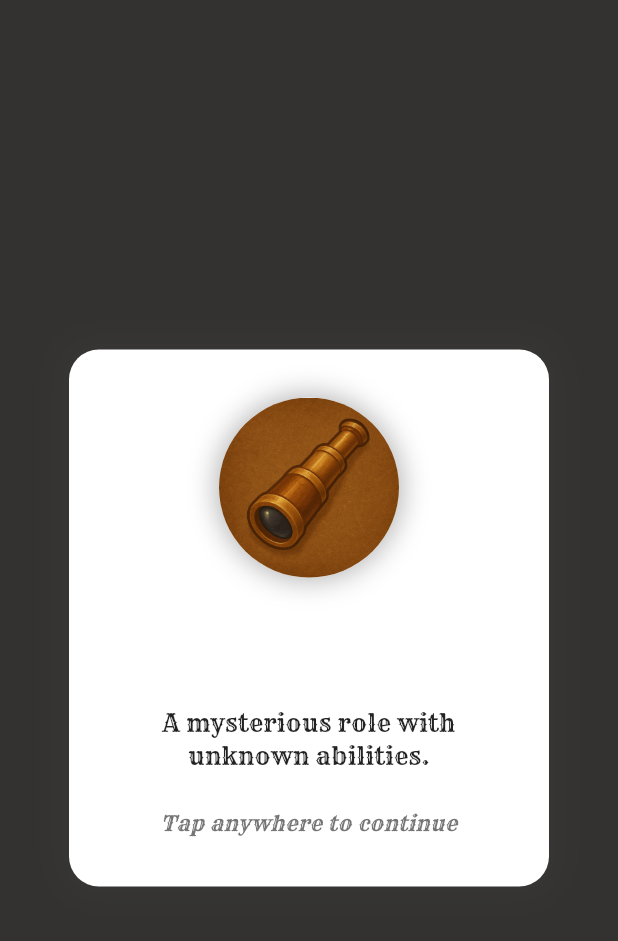
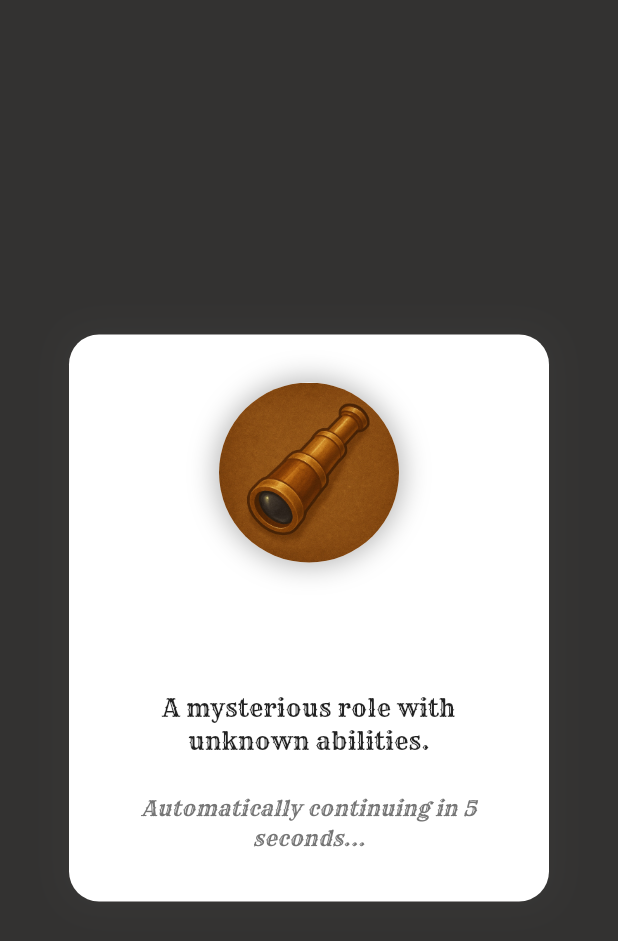
Before and after one commit to cihatemrevrds/noondaygame, a Flutter app: the RoleRevealPopup widget shown alone on an empty page, opened directly with empty values, on a phone screen of 412 x 824 dp. Shown: the top 941 px of the screen. Run offline on Flutter 3.47's test engine with Material 3 defaults, Android fonts, the phone set to English and light mode, and no system bars; our stand-ins replace cloud_firestore, firebase_auth, firebase_core; accounts and stored records are empty.

Commit message:
role reveal

```diff
--- a/lib/widgets/role_reveal_popup.dart
+++ b/lib/widgets/role_reveal_popup.dart
@@ -42,7 +42,8 @@ class _RoleRevealPopupState extends State<RoleRevealPopup>
     // Create animations
     _scaleAnimation = Tween<double>(begin: 0.0, end: 1.0).animate(
       CurvedAnimation(parent: _scaleController, curve: Curves.elasticOut),
-    );    _fadeAnimation = Tween<double>(
+    );
+    _fadeAnimation = Tween<double>(
       begin: 0.0,
       end: 1.0,
     ).animate(CurvedAnimation(parent: _fadeController, curve: Curves.easeIn));
@@ -99,7 +100,6 @@ class _RoleRevealPopupState extends State<RoleRevealPopup>
     }
   }
 
-
   String _getRoleDescription(String role) {
     switch (role) {
       case 'Doctor':
@@ -124,15 +124,16 @@ class _RoleRevealPopupState extends State<RoleRevealPopup>
         return 'A mysterious role with unknown abilities.';
     }
   }
+
   @override
   Widget build(BuildContext context) {
     final roleColor = _getRoleColor(widget.roleName);
     final roleDescription = _getRoleDescription(widget.roleName);
 
-    return Material(
-      color: Colors.black.withOpacity(0.8),
-      child: GestureDetector(
-        onTap: _closePopup,
+    return PopScope(
+      canPop: false, // Prevent back button dismissal
+      child: Material(
+        color: Colors.black.withOpacity(0.8),
         child: Center(
           child: AnimatedBuilder(
             animation: Listenable.merge([_scaleAnimation, _fadeAnimation]),
@@ -157,7 +158,8 @@ class _RoleRevealPopupState extends State<RoleRevealPopup>
                     ),
                     child: Column(
                       mainAxisSize: MainAxisSize.min,
-                      children: [                        // Role Icon
+                      children: [
+                        // Role Icon
                         Container(
                           width: 120,
                           height: 120,
@@ -207,9 +209,9 @@ class _RoleRevealPopupState extends State<RoleRevealPopup>
 
                         const SizedBox(height: 24),
 
-                        // Tap to close hint
+                        // Auto-close countdown hint
                         Text(
-                          'Tap anywhere to continue',
+                          'Automatically continuing in 5 seconds...',
                           style: TextStyle(
                             fontSize: 14,
                             color: Colors.grey[600],
```
Also changed, not shown: lib/screens/game_screen.dart (+11 -2 lines), 1 other file.
